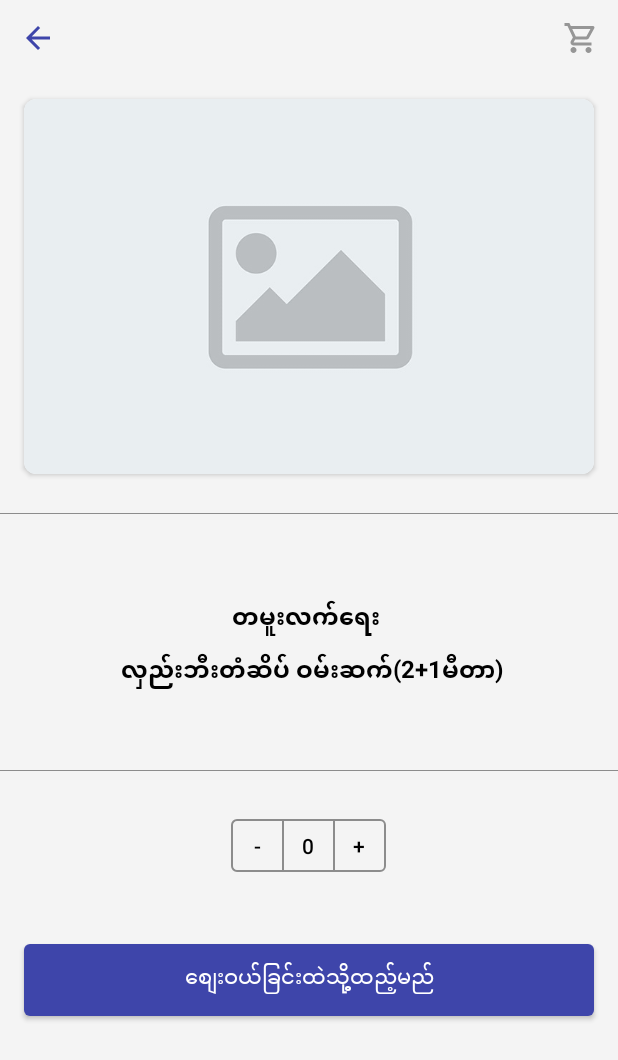
After one commit to SuMyat17/Aristo, an Android app: the ProductDetailActivity screen opened directly, with no data from a screen before it, on a phone screen of 412 x 824 dp. The commit adds this screen. Shown: the top 1060 px of the screen. Run offline under Robolectric (Android 15) with nearby library versions, the phone set to English and light mode, and no system bars.

Commit message:
Finished Product Detail Activity

```diff
--- a/app/src/main/AndroidManifest.xml
+++ b/app/src/main/AndroidManifest.xml
@@ -22,7 +22,9 @@
                 <category android:name="android.intent.category.LAUNCHER" />
             </intent-filter>
         </activity>
-
+        <activity
+            android:name=".view.ProductDetailActivity"
+            android:exported="false" />
         <activity
             android:name=".view.SubCategoriesActivity"
             android:exported="false" />
--- /dev/null
+++ b/app/src/main/java/com/aristo/view/ProductDetailActivity.kt
@@ -0,0 +1,16 @@
+package com.aristo.view
+
+import android.os.Bundle
+import androidx.appcompat.app.AppCompatActivity
+import com.aristo.databinding.ActivityProductDetailBinding
+
+class ProductDetailActivity : AppCompatActivity() {
+
+    private lateinit var binding : ActivityProductDetailBinding
+
+    override fun onCreate(savedInstanceState: Bundle?) {
+        super.onCreate(savedInstanceState)
+        binding = ActivityProductDetailBinding.inflate(layoutInflater)
+        setContentView(binding.root)
+    }
+}
--- a/app/src/main/java/com/aristo/view/viewHolders/NewItemViewHolder.kt
+++ b/app/src/main/java/com/aristo/view/viewHolders/NewItemViewHolder.kt
@@ -1,7 +1,15 @@
 package com.aristo.view.viewHolders
 
+import android.content.Intent
 import android.view.View
 import androidx.recyclerview.widget.RecyclerView
+import com.aristo.view.ProductDetailActivity
 
 class NewItemViewHolder(itemView: View) : RecyclerView.ViewHolder(itemView) {
+
+    init {
+        itemView.setOnClickListener {
+            itemView.context.startActivity(Intent(itemView.context, ProductDetailActivity::class.java))
+        }
+    }
 }
--- /dev/null
+++ b/app/src/main/res/drawable/background_button.xml
@@ -0,0 +1,5 @@
+<?xml version="1.0" encoding="utf-8"?>
+<shape xmlns:android="http://schemas.android.com/apk/res/android">
+    <corners android:radius="@dimen/margin_small"/>
+    <solid android:color="@color/color_accent"/>
+</shape>
--- /dev/null
+++ b/app/src/main/res/drawable/background_quantity_end.xml
@@ -0,0 +1,7 @@
+<?xml version="1.0" encoding="utf-8"?>
+<shape xmlns:android="http://schemas.android.com/apk/res/android">
+    <stroke android:color="@color/grey"
+        android:width="1dp"/>
+    <corners android:bottomRightRadius="3dp"
+        android:topRightRadius="3dp" />
+</shape>
--- /dev/null
+++ b/app/src/main/res/drawable/background_quantity_mid.xml
@@ -0,0 +1,5 @@
+<?xml version="1.0" encoding="utf-8"?>
+<shape xmlns:android="http://schemas.android.com/apk/res/android">
+    <stroke android:color="@color/grey"
+        android:width="1dp"/>
+</shape>
--- /dev/null
+++ b/app/src/main/res/drawable/background_quantity_start.xml
@@ -0,0 +1,7 @@
+<?xml version="1.0" encoding="utf-8"?>
+<shape xmlns:android="http://schemas.android.com/apk/res/android">
+    <stroke android:color="@color/grey"
+        android:width="1dp"/>
+    <corners android:bottomLeftRadius="3dp"
+        android:topLeftRadius="3dp" />
+</shape>
--- /dev/null
+++ b/app/src/main/res/drawable/baseline_arrow_back_accent_24.xml
@@ -0,0 +1,5 @@
+<vector android:autoMirrored="true" android:height="24dp"
+    android:tint="#3E45AA" android:viewportHeight="24"
+    android:viewportWidth="24" android:width="24dp" xmlns:android="http://schemas.android.com/apk/res/android">
+    <path android:fillColor="@android:color/white" android:pathData="M20,11H7.83l5.59,-5.59L12,4l-8,8 8,8 1.41,-1.41L7.83,13H20v-2z"/>
+</vector>
--- /dev/null
+++ b/app/src/main/res/layout/activity_product_detail.xml
@@ -0,0 +1,112 @@
+<?xml version="1.0" encoding="utf-8"?>
+<LinearLayout xmlns:android="http://schemas.android.com/apk/res/android"
+    android:layout_width="match_parent"
+    android:layout_height="match_parent"
+    xmlns:tools="http://schemas.android.com/tools"
+    xmlns:app="http://schemas.android.com/apk/res-auto"
+    android:background="@color/color_primary"
+    android:orientation="vertical"
+    tools:context=".view.ProductDetailActivity">
+
+    <RelativeLayout
+        android:layout_width="match_parent"
+        android:layout_height="wrap_content">
+
+        <ImageButton
+            android:id="@+id/ibBack"
+            android:layout_width="50dp"
+            android:layout_height="50dp"
+            android:src="@drawable/baseline_arrow_back_accent_24"
+            android:background="@color/color_primary"/>
+
+        <ImageButton
+            android:id="@+id/ibCart"
+            android:layout_width="50dp"
+            android:layout_height="50dp"
+            android:layout_alignParentEnd="true"
+            android:src="@drawable/ic_cart"
+            android:background="@color/color_primary"/>
+
+    </RelativeLayout>
+
+    <androidx.cardview.widget.CardView
+        android:layout_width="match_parent"
+        android:layout_height="wrap_content"
+        android:layout_margin="@dimen/margin_medium_2"
+        app:cardCornerRadius="@dimen/margin_medium">
+
+        <ImageView
+            android:id="@+id/ivCart"
+            android:layout_width="match_parent"
+            android:layout_height="250dp"
+            android:scaleType="centerCrop"
+            android:src="@drawable/ic_placeholder" />
+
+    </androidx.cardview.widget.CardView>
+
+    <View
+        android:layout_width="match_parent"
+        android:layout_height="0.7dp"
+        android:layout_marginTop="10dp"
+        android:background="@color/grey"/>
+
+    <TextView
+        android:id="@+id/tvCartTitle"
+        android:layout_width="match_parent"
+        android:layout_height="wrap_content"
+        android:layout_marginTop="15dp"
+        android:gravity="center"
+        android:text="တမူးလက်ရေး \n လှည်းဘီးတံဆိပ် ဝမ်းဆက်(2+1မီတာ)"
+        android:lines="6"
+        android:textSize="16sp"
+        android:textStyle="bold"
+        android:textColor="@color/black" />
+
+    <View
+        android:layout_width="match_parent"
+        android:layout_height="0.7dp"
+        android:layout_marginTop="10dp"
+        android:background="@color/grey"/>
+
+    <LinearLayout
+        android:layout_width="match_parent"
+        android:layout_height="wrap_content"
+        android:padding="@dimen/margin_xlarge"
+        android:gravity="center">
+
+        <Button
+            android:id="@+id/btnMinus"
+            android:layout_width="35dp"
+            android:layout_height="35dp"
+            android:text="-"
+            android:textColor="@color/black"
+            android:background="@drawable/background_quantity_start" />
+        <Button
+            android:layout_width="35dp"
+            android:layout_height="35dp"
+            android:layout_marginStart="-1dp"
+            android:text="0"
+            android:textColor="@color/black"
+            android:background="@drawable/background_quantity_mid" />
+        <Button
+            android:id="@+id/btnAdd"
+            android:layout_width="35dp"
+            android:layout_height="35dp"
+            android:layout_marginStart="-1dp"
+            android:text="+"
+            android:textColor="@color/black"
+            android:background="@drawable/background_quantity_end" />
+
+    </LinearLayout>
+
+    <Button
+        android:id="@+id/btnAddToCart"
+        android:layout_width="match_parent"
+        android:layout_height="wrap_content"
+        android:layout_margin="@dimen/margin_medium_2"
+        android:padding="@dimen/margin_card_medium"
+        android:text="စျေးဝယ်ခြင်းထဲသို့ထည့်မည်"
+        android:textColor="@color/white"
+        android:background="@drawable/background_button"/>
+
+</LinearLayout>
```
